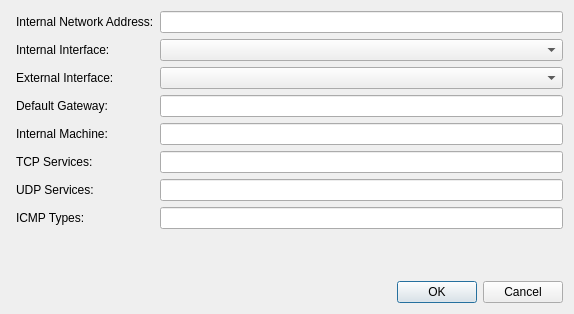
koralarts/RoadSpikes, file firewallproperties.ui: the form before one commit.
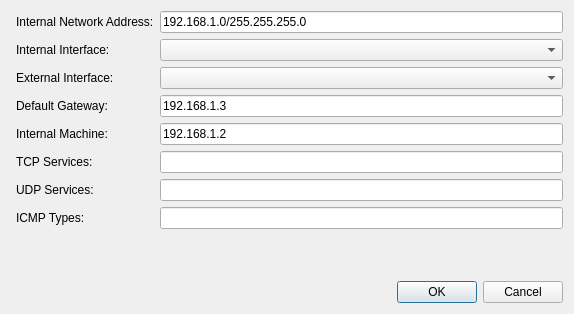
The form after the commit.

```diff
--- a/firewallproperties.ui
+++ b/firewallproperties.ui
@@ -86,7 +86,11 @@
       </widget>
      </item>
      <item row="0" column="1">
-      <widget class="QLineEdit" name="internalAddress"/>
+      <widget class="QLineEdit" name="internalAddress">
+       <property name="text">
+        <string>192.168.1.0/255.255.255.0</string>
+       </property>
+      </widget>
      </item>
      <item row="3" column="0">
       <widget class="QLabel" name="label_7">
@@ -103,10 +107,18 @@
       </widget>
      </item>
      <item row="3" column="1">
-      <widget class="QLineEdit" name="lineEdit"/>
+      <widget class="QLineEdit" name="defaultGateway">
+       <property name="text">
+        <string>192.168.1.3</string>
+       </property>
+      </widget>
      </item>
      <item row="4" column="1">
-      <widget class="QLineEdit" name="lineEdit_2"/>
+      <widget class="QLineEdit" name="internalMachine">
+       <property name="text">
+        <string>192.168.1.2</string>
+       </property>
+      </widget>
      </item>
      <item row="1" column="1">
       <widget class="QComboBox" name="internalInterface"/>
```
Left out of the diff: 36 changed lines with no effect on the pictures.
